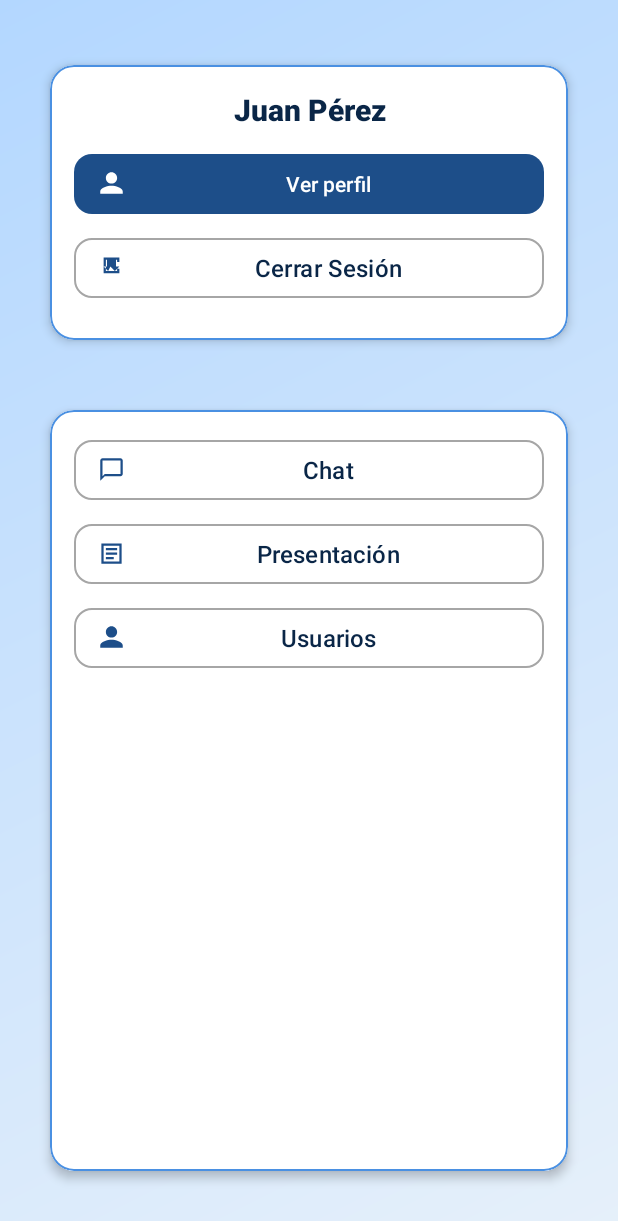
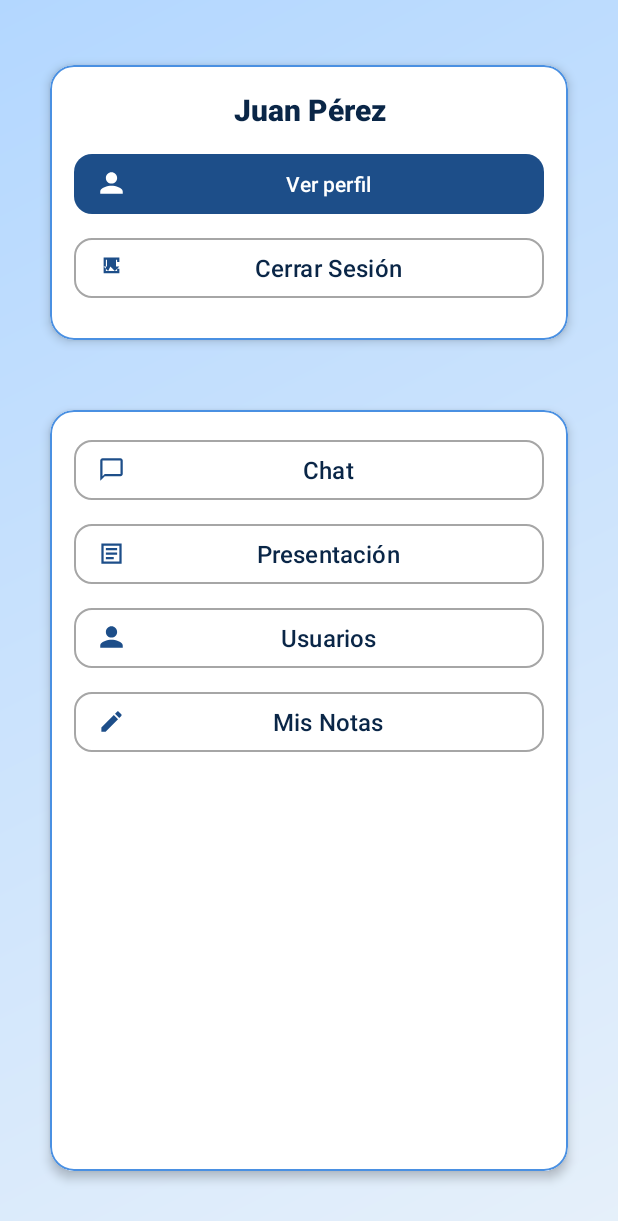
Before and after one commit to JoseEM26/ProyectoDesarrolloMobiles1, an Android app: the layout activity_more_menu_nav.xml on its own in the app's theme, with its tools: preview values and no code run, on a phone screen of 412 x 824 dp. Shown: the top 1221 px of the screen. Run offline under Robolectric (Android 15) with nearby library versions, the light colour scheme and no system bars.

Commit message:
Avance temporal

```diff
--- a/CompuTronica/app/src/main/res/layout/activity_more_menu_nav.xml
+++ b/CompuTronica/app/src/main/res/layout/activity_more_menu_nav.xml
@@ -176,6 +176,27 @@
                 app:strokeColor="@color/gris_claro"
                 app:strokeWidth="1dp" />
 
+            <com.google.android.material.button.MaterialButton
+                android:id="@+id/btnMisNotas"
+                android:layout_width="match_parent"
+                android:layout_height="wrap_content"
+                android:layout_marginBottom="8dp"
+                android:fontFamily="sans-serif-medium"
+                android:paddingStart="16dp"
+                android:paddingEnd="16dp"
+                android:text="Mis Notas"
+                android:textColor="@color/azul_oscuro"
+                android:textSize="16sp"
+                app:backgroundTint="@color/white"
+                app:cornerRadius="12dp"
+                app:icon="@drawable/baseline_edit_24"
+                app:iconGravity="start"
+                app:iconPadding="8dp"
+                app:iconTint="@color/azul_profundo"
+                app:rippleColor="@color/azul_suave"
+                app:strokeColor="@color/gris_claro"
+                app:strokeWidth="1dp" />
+
         </LinearLayout>
     </com.google.android.material.card.MaterialCardView>
 
```
Also changed, not shown: CompuTronica/app/src/main/java/com/example/computronica/CalificacionActivity.kt (+32 -1 lines).
